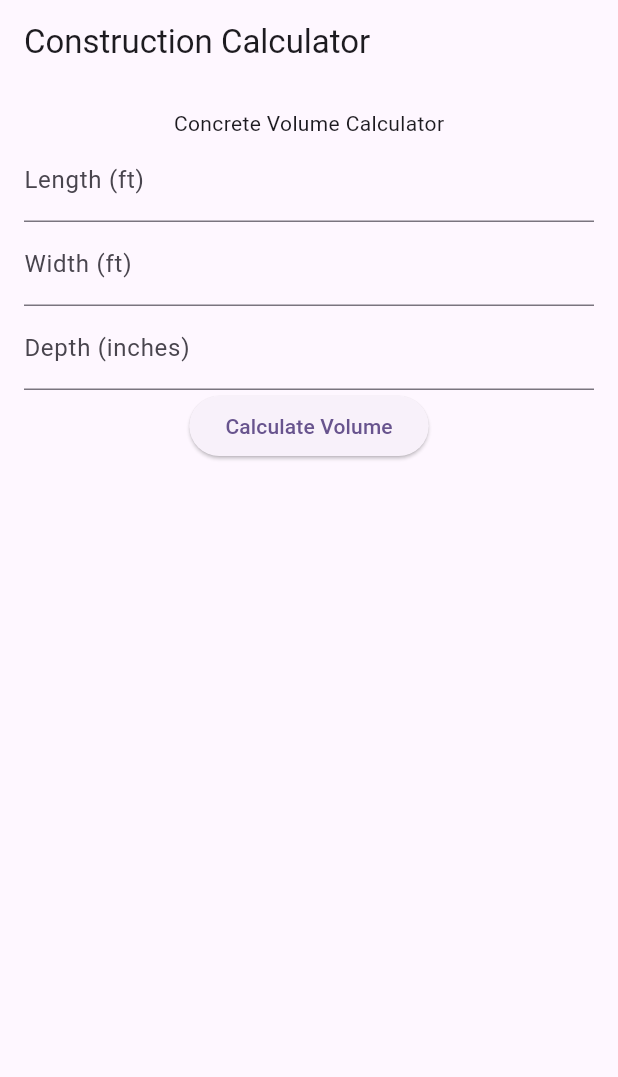
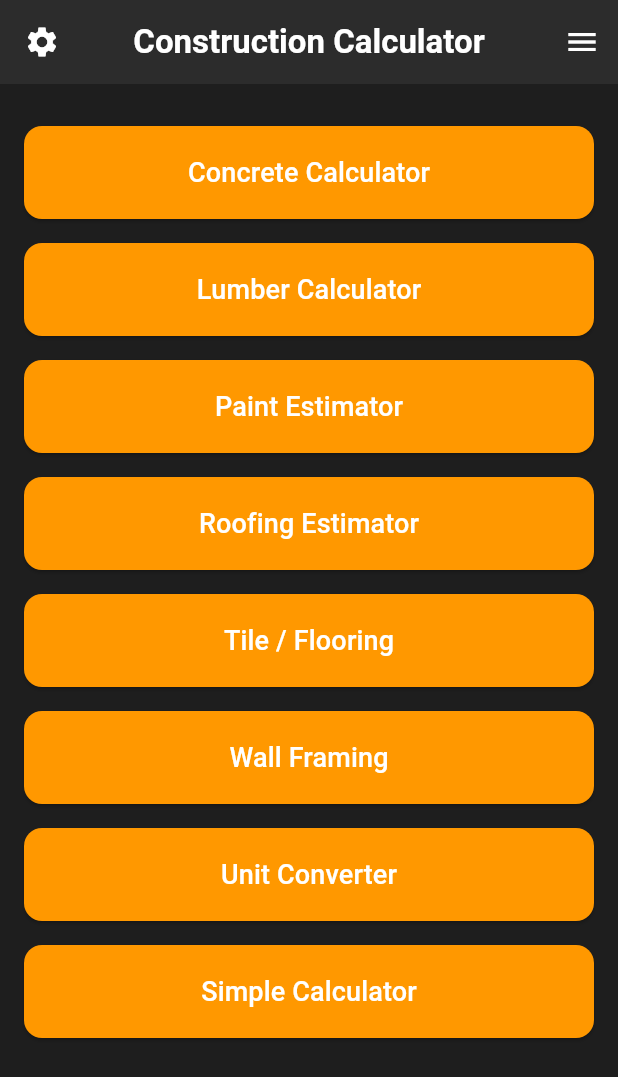
Before and after one commit to savannahharvey/construction_calculator, a Flutter app: the screen it shows after launch, on a phone screen of 412 x 824 dp. Shown: the top 1077 px of the screen. Run offline on Flutter 3.47's test engine with Material 3 defaults, Android fonts, the phone set to English and light mode, and no system bars.

Commit message:
added the main page and example concrete calculation page

```diff
--- a/lib/main.dart
+++ b/lib/main.dart
@@ -1,90 +1,31 @@
 import 'package:flutter/material.dart';
+import 'package:construction_calculator/screens/home_screen.dart';
+import 'package:construction_calculator/theme/app_colors.dart'; // color theme
 
 void main() {
-  runApp(const MyApp());
+  runApp(const ConstructionCalculatorApp());
 }
 
-class MyApp extends StatelessWidget {
-  const MyApp({super.key});
+class ConstructionCalculatorApp extends StatelessWidget {
+  const ConstructionCalculatorApp({super.key});
 
-  // This widget is the root of your application.
   @override
   Widget build(BuildContext context) {
     return MaterialApp(
-      title: 'Flutter Demo',
+      title: 'Construction Calculator',
       theme: ThemeData(
-        // This is the theme of your application.
-        //
-        // TRY THIS: Try running your application with "flutter run". You'll see
-        // the application has a purple toolbar. Then, without quitting the app,
-        // try changing the seedColor in the colorScheme below to Colors.green
-        // and then invoke "hot reload" (save your changes or press the "hot
-        // reload" button in a Flutter-supported IDE, or press "r" if you used
-        // the command line to start the app).
-        //
-        // Notice that the counter didn't reset back to zero; the application
-        // state is not lost during the reload. To reset the state, use hot
-        // restart instead.
-        //
-        // This works for code too, not just values: Most code changes can be
-        // tested with just a hot reload.
-        colorScheme: ColorScheme.fromSeed(seedColor: Colors.deepPurple),
+        scaffoldBackgroundColor: AppColors.scaffoldBackground,
+        colorScheme: ColorScheme.dark(
+          primary: AppColors.constructionOrange,
+          surface: AppColors.surface,
+          onPrimary: AppColors.textPrimary,
+          onSurface: AppColors.textSecondary,
+        ),
+        dividerColor: AppColors.divider,
+        useMaterial3: true,
       ),
-      home: const MyHomePage(title: 'Flutter Demo Home Page'),
+      home: const HomeScreen(),
+      debugShowCheckedModeBanner: false,
     );
   }
 }
-
-class MyHomePage extends StatefulWidget {
-  const MyHomePage({super.key, required this.title});
-
-  // This widget is the home page of your application. It is stateful, meaning
-  // that it has a State object (defined below) that contains fields that affect
-  // how it looks.
-
-  // This class is the configuration for the state. It holds the values (in this
-  // case the title) provided by the parent (in this case the App widget) and
-  // used by the build method of the State. Fields in a Widget subclass are
-  // always marked "final".
-
-  final String title;
-
-  @override
-  State<MyHomePage> createState() => _MyHomePageState();
-}
-
-class _MyHomePageState extends State<MyHomePage> {
-
-  @override
-  Widget build(BuildContext context) {
-    return Scaffold(
-      appBar: AppBar(title: Text('Construction Calculator')),
-      body: Padding(
-        padding: const EdgeInsets.all(16.0),
-        child: Column(
-          children: [
-            Text('Concrete Volume Calculator'),
-            TextField(
-              decoration: InputDecoration(labelText: 'Length (ft)'),
-              keyboardType: TextInputType.number,
-            ),
-            TextField(
-              decoration: InputDecoration(labelText: 'Width (ft)'),
-              keyboardType: TextInputType.number,
-            ),
-            TextField(
-              decoration: InputDecoration(labelText: 'Depth (inches)'),
-              keyboardType: TextInputType.number,
-            ),
-            ElevatedButton(
-              onPressed: () {
-                // calculate and show result
-              },
-              child: Text('Calculate Volume'),
-            ),
-          ],
-        ),
-      ),
-    );
-  }
-}
--- /dev/null
+++ b/lib/screens/home_screen.dart
@@ -0,0 +1,94 @@
+import 'package:flutter/material.dart';
+import 'package:construction_calculator/theme/app_colors.dart'; // color theme
+import 'package:construction_calculator/screens/concrete_calculator_screen.dart';
+
+
+class HomeScreen extends StatelessWidget {
+  const HomeScreen({super.key});
+
+  @override
+  Widget build(BuildContext context) {
+    final List<String> buttonTitles = [
+      'Concrete Calculator',
+      'Lumber Calculator',
+      'Paint Estimator',
+      'Roofing Estimator',
+      'Tile / Flooring',
+      'Wall Framing',
+      'Unit Converter',
+      'Simple Calculator',
+    ];
+
+    return Scaffold(
+      appBar: AppBar(
+        backgroundColor: AppColors.surface,
+        title: const Text(
+          'Construction Calculator',
+          style: TextStyle(
+            fontWeight: FontWeight.bold,
+            color: AppColors.textPrimary,
+          ),
+        ),
+        centerTitle: true,
+        leading: IconButton(
+          icon: const Icon(Icons.settings, color: AppColors.textPrimary),
+          onPressed: () {
+            // TODO: Navigate to settings
+          },
+        ),
+        actions: [
+          IconButton(
+            icon: const Icon(Icons.menu, color: AppColors.textPrimary),
+            onPressed: () {
+              // TODO: Open drawer or options
+            },
+          ),
+        ],
+      ),
+      body: Padding(
+        padding: const EdgeInsets.symmetric(vertical: 20.0, horizontal: 16.0),
+        child: Column(
+          children: buttonTitles
+              .map(
+                (title) => Padding(
+                  padding: const EdgeInsets.symmetric(vertical: 8.0),
+                  child: SizedBox(
+                    width: double.infinity,
+                    child: ElevatedButton(
+                      style: ElevatedButton.styleFrom(
+                        padding: const EdgeInsets.symmetric(vertical: 18.0),
+                        backgroundColor: AppColors.buttonBackground,
+                        foregroundColor: AppColors.buttonText,
+                        shape: RoundedRectangleBorder(
+                          borderRadius: BorderRadius.circular(12),
+                        ),
+                      ),
+                      onPressed: () {
+                        if (title == 'Concrete Calculator') {
+                          Navigator.push(
+                            context,
+                            MaterialPageRoute(
+                              builder: (context) => const ConcreteCalculatorScreen(),
+                            ),
+                          );
+                        } else {
+                          // TODO: Add other page routes later
+                        }
+                      },
+                      child: Text(
+                        title,
+                        style: const TextStyle(
+                          fontSize: 18.0,
+                          color: AppColors.buttonText,
+                        ),
+                      ),
+                    ),
+                  ),
+                ),
+              )
+              .toList(),
+        ),
+      ),
+    );
+  }
+}
--- /dev/null
+++ b/lib/theme/app_colors.dart
@@ -0,0 +1,26 @@
+import 'package:flutter/material.dart';
+
+class AppColors {
+  // Base Colors
+  static const Color scaffoldBackground = Color(0xFF1E1E1E); // Dark background
+  static const Color surface = Color(0xFF2C2C2C); // Darker surface cards
+  static const Color divider = Color(0xFF3E3E3E); // Subtle divider
+
+  // Primary Construction Colors
+  static const Color constructionRed = Color(0xFFD32F2F);     // Bold red
+  static const Color constructionOrange = Color(0xFFFF9800);  // Bright orange
+  static const Color constructionYellow = Color(0xFFFFEB3B);  // Bright yellow
+
+  // Text Colors
+  static const Color textPrimary = Colors.white;
+  static const Color textSecondary = Color(0xFFBDBDBD); // Light gray
+
+  // Button Colors
+  static const Color buttonBackground = constructionOrange;
+  static const Color buttonText = Colors.white;
+
+  // Accent Highlights
+  static const Color accentRed = Color(0xFFB71C1C);
+  static const Color accentOrange = Color(0xFFF57C00);
+  static const Color accentYellow = Color(0xFFFBC02D);
+}
```
Also changed, not shown: lib/screens/concrete_calculator_screen.dart (added, +170 -0 lines), 2 other files.
